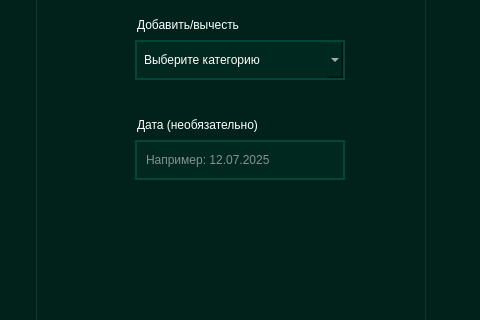
The window that mainwindow.ui (jervissss/Educational-project-Cost-income-accounting) describes before a commit, drawn with Qt 5; both pictures show x 345 to 825 and y 380 to 700 of the 1152 by 864 pixel window.
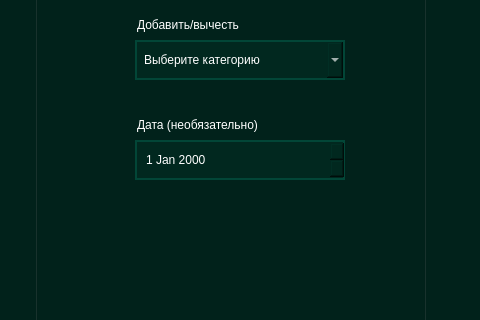
The same window after the commit. The open tabs and pages were chosen to show the change. Icons and pictures are not drawn.

Commit message: Связь SQL и сохранения данных

The edit to the form file:
```diff
--- a/mainwindow.ui
+++ b/mainwindow.ui
@@ -1477,28 +1477,6 @@
         </property>
        </item>
       </widget>
-      <widget class="QLineEdit" name="DateBalanceLE">
-       <property name="geometry">
-        <rect>
-         <x>100</x>
-         <y>440</y>
-         <width>210</width>
-         <height>40</height>
-        </rect>
-       </property>
-       <property name="styleSheet">
-        <string notr="true">background-color: rgb(1, 40, 31);
-border-radius: 1 px;
-border: 2px solid#aaa;
-border-color: rgb(2, 70, 55);
-padding-left: 7px;
-font: 11pt &quot;Calibri&quot;;
-</string>
-       </property>
-       <property name="placeholderText">
-        <string>Например: 12.07.2025</string>
-       </property>
-      </widget>
       <widget class="QPushButton" name="CancelBalanceBtn">
        <property name="geometry">
         <rect>
@@ -1635,6 +1613,25 @@
         <string>Дата (необязательно)</string>
        </property>
       </widget>
+      <widget class="QDateEdit" name="DateBalanceDE">
+       <property name="geometry">
+        <rect>
+         <x>100</x>
+         <y>440</y>
+         <width>210</width>
+         <height>40</height>
+        </rect>
+       </property>
+       <property name="styleSheet">
+        <string notr="true">background-color: rgb(1, 40, 31);
+border-radius: 1 px;
+border: 2px solid#aaa;
+border-color: rgb(2, 70, 55);
+padding-left: 7px;
+font: 11pt &quot;Calibri&quot;;
+</string>
+       </property>
+      </widget>
      </widget>
     </widget>
    </widget>
```
Left out of the diff: 86 changed lines with no effect on the pictures. The commit also changes 2 other files.
